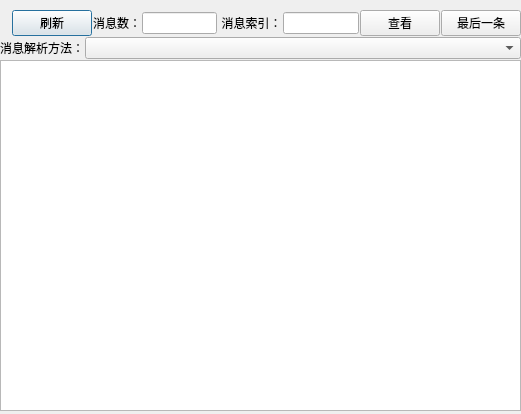
The window that partitiondetaildlg.ui (zh5e/kafkacli) describes before a commit, drawn with Qt 5.
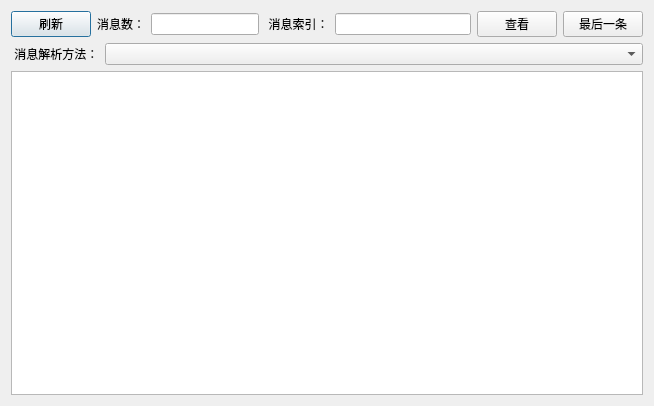
The same window after the commit.

Commit message: 调整分区详情节目布局

```diff
--- a/partitiondetaildlg.ui
+++ b/partitiondetaildlg.ui
@@ -6,12 +6,12 @@
    <rect>
     <x>0</x>
     <y>0</y>
-    <width>521</width>
-    <height>414</height>
+    <width>654</width>
+    <height>406</height>
    </rect>
   </property>
   <property name="sizePolicy">
-   <sizepolicy hsizetype="Maximum" vsizetype="Preferred">
+   <sizepolicy hsizetype="Expanding" vsizetype="Expanding">
     <horstretch>0</horstretch>
     <verstretch>0</verstretch>
    </sizepolicy>
@@ -19,31 +19,13 @@
   <property name="windowTitle">
    <string>Dialog</string>
   </property>
-  <widget class="QWidget" name="verticalLayoutWidget">
-   <property name="geometry">
-    <rect>
-     <x>0</x>
-     <y>10</y>
-     <width>521</width>
-     <height>401</height>
-    </rect>
-   </property>
    <layout class="QVBoxLayout" name="verticalLayout">
-    <property name="spacing">
-     <number>1</number>
-    </property>
     <item>
      <layout class="QHBoxLayout" name="horizontalLayout">
-      <property name="spacing">
-       <number>-1</number>
-      </property>
-      <property name="leftMargin">
-       <number>12</number>
-      </property>
       <item>
        <widget class="QPushButton" name="updateBtn">
         <property name="sizePolicy">
-         <sizepolicy hsizetype="Maximum" vsizetype="Fixed">
+        <sizepolicy hsizetype="Fixed" vsizetype="Fixed">
           <horstretch>0</horstretch>
           <verstretch>0</verstretch>
          </sizepolicy>
@@ -61,12 +43,18 @@
       </item>
       <item>
        <widget class="QLabel" name="label_2">
+       <property name="sizePolicy">
+        <sizepolicy hsizetype="Preferred" vsizetype="Fixed">
+         <horstretch>0</horstretch>
+         <verstretch>0</verstretch>
+        </sizepolicy>
+       </property>
         <property name="text">
          <string>消息数：</string>
         </property>
        </widget>
       </item>
-      <item>
+     <item alignment="Qt::AlignHCenter">
        <widget class="QLineEdit" name="messageCountEdit">
         <property name="sizePolicy">
          <sizepolicy hsizetype="Expanding" vsizetype="Fixed">
@@ -87,6 +75,12 @@
       </item>
       <item>
        <widget class="QLabel" name="label_3">
+       <property name="sizePolicy">
+        <sizepolicy hsizetype="Preferred" vsizetype="Fixed">
+         <horstretch>0</horstretch>
+         <verstretch>0</verstretch>
+        </sizepolicy>
+       </property>
         <property name="text">
          <string> 消息索引：</string>
         </property>
@@ -97,6 +91,12 @@
       </item>
       <item>
        <widget class="QLineEdit" name="targetOffsetEdit">
+       <property name="sizePolicy">
+        <sizepolicy hsizetype="Expanding" vsizetype="Fixed">
+         <horstretch>0</horstretch>
+         <verstretch>0</verstretch>
+        </sizepolicy>
+       </property>
         <property name="maximumSize">
          <size>
           <width>16777215</width>
@@ -107,6 +107,12 @@
       </item>
       <item>
        <widget class="QPushButton" name="pushButton">
+       <property name="sizePolicy">
+        <sizepolicy hsizetype="Minimum" vsizetype="Fixed">
+         <horstretch>0</horstretch>
+         <verstretch>0</verstretch>
+        </sizepolicy>
+       </property>
         <property name="text">
          <string>查看</string>
         </property>
@@ -114,6 +120,12 @@
       </item>
       <item>
        <widget class="QPushButton" name="lastMessageBtn">
+       <property name="sizePolicy">
+        <sizepolicy hsizetype="Minimum" vsizetype="Fixed">
+         <horstretch>0</horstretch>
+         <verstretch>0</verstretch>
+        </sizepolicy>
+       </property>
         <property name="text">
          <string>最后一条</string>
         </property>
@@ -123,13 +135,16 @@
     </item>
     <item>
      <layout class="QHBoxLayout" name="horizontalLayout_2">
-      <property name="spacing">
-       <number>-1</number>
-      </property>
       <item>
        <widget class="QLabel" name="label">
+       <property name="sizePolicy">
+        <sizepolicy hsizetype="Preferred" vsizetype="Preferred">
+         <horstretch>0</horstretch>
+         <verstretch>0</verstretch>
+        </sizepolicy>
+       </property>
         <property name="text">
-         <string>消息解析方法：</string>
+        <string> 消息解析方法：</string>
         </property>
        </widget>
       </item>
@@ -148,15 +163,15 @@
     <item>
      <widget class="QTextBrowser" name="messageDetail">
       <property name="sizePolicy">
-       <sizepolicy hsizetype="Preferred" vsizetype="Expanding">
-        <horstretch>0</horstretch>
-        <verstretch>0</verstretch>
+      <sizepolicy hsizetype="Expanding" vsizetype="Expanding">
+       <horstretch>1</horstretch>
+       <verstretch>1</verstretch>
        </sizepolicy>
       </property>
       <property name="maximumSize">
        <size>
-        <width>16777215</width>
-        <height>16777215</height>
+       <width>1111111</width>
+       <height>1111111</height>
        </size>
       </property>
       <property name="baseSize">
@@ -171,7 +186,6 @@
      </widget>
     </item>
    </layout>
-  </widget>
  </widget>
  <resources/>
  <connections/>
```
Lines whose indentation alone changed are shown as unchanged. The commit also changes 2 other files.
